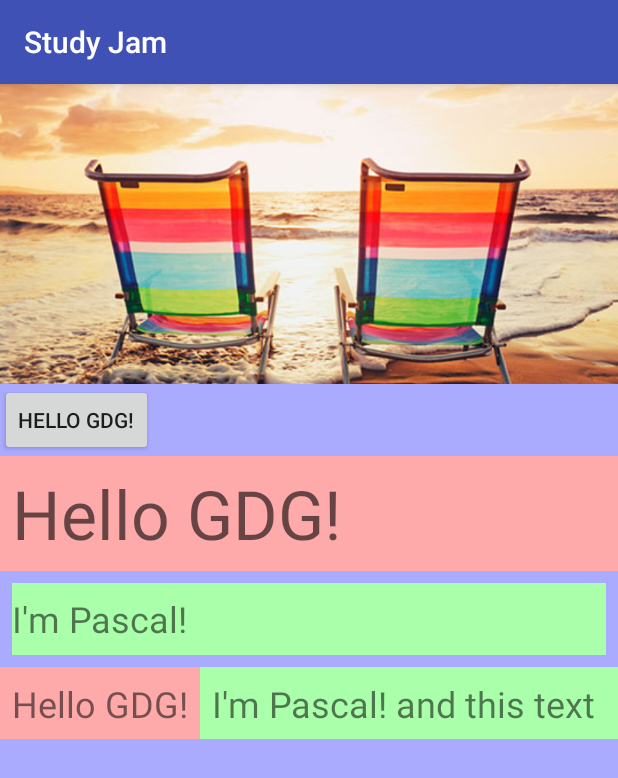
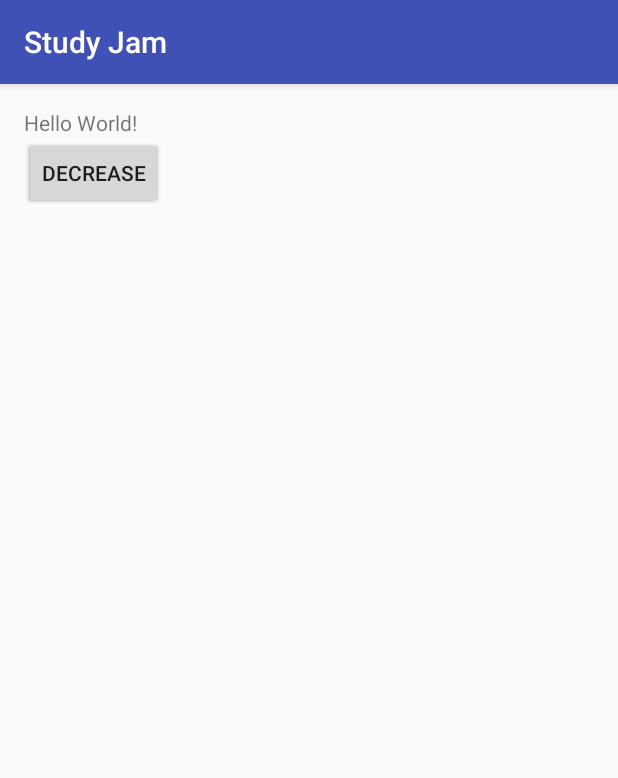
Before and after one commit to passsy/gdg-dus-study-jam, an Android app: the screen it shows after launch (MainActivity), on a phone screen of 412 x 824 dp. Shown: the top 778 px of the screen. Run offline under Robolectric (Android 15) with nearby library versions, the phone set to English and light mode, and no system bars.

Commit message:
Added increase code (correctly)

```diff
--- a/app/src/main/java/com/google/gdgdus/studyjam/MainActivity.java
+++ b/app/src/main/java/com/google/gdgdus/studyjam/MainActivity.java
@@ -1,13 +1,33 @@
 package com.google.gdgdus.studyjam;
 
+import android.os.Bundle;
 import android.support.v7.app.AppCompatActivity;
-import android.os.Bundle;
+import android.view.View;
+import android.widget.Button;
+import android.widget.Toast;
 
 public class MainActivity extends AppCompatActivity {
+
+    int counter = 0;
 
     @Override
     protected void onCreate(Bundle savedInstanceState) {
         super.onCreate(savedInstanceState);
         setContentView(R.layout.activity_main);
+
+        Button button = (Button) findViewById(R.id.button);
+        //noinspection ConstantConditions
+        button.setOnClickListener(new View.OnClickListener() {
+
+            @Override
+            public void onClick(final View v) {
+                counter = counter + 1;
+                // this code runs on click
+                Toast.makeText(MainActivity.this, "Hello World! " + counter, Toast.LENGTH_SHORT)
+                        .show();
+            }
+        });
+
+        //TODO use button_decrease to decrease the counter and Toast the new output
     }
 }
--- a/app/src/main/res/layout/activity_main.xml
+++ b/app/src/main/res/layout/activity_main.xml
@@ -1,71 +1,33 @@
 <?xml version="1.0" encoding="utf-8"?>
-<LinearLayout
-    xmlns:android="http://schemas.android.com/apk/res/android"
+<RelativeLayout xmlns:android="http://schemas.android.com/apk/res/android"
+    xmlns:tools="http://schemas.android.com/tools"
+    android:layout_width="match_parent"
     android:layout_height="match_parent"
-    android:layout_width="match_parent"
-    android:orientation="vertical"
-    android:background="#aaaaff"
-    >
+    android:paddingBottom="@dimen/activity_vertical_margin"
+    android:paddingLeft="@dimen/activity_horizontal_margin"
+    android:paddingRight="@dimen/activity_horizontal_margin"
+    android:paddingTop="@dimen/activity_vertical_margin"
+    tools:context="com.pascalwelsch.christmascard.MainActivity">
 
-    <ImageView
-        android:id="@+id/photo_image_view"
-        android:layout_width="match_parent"
-        android:layout_height="200dp"
-        android:scaleType="centerCrop"
-        android:src="@drawable/holiday" />
+    <TextView
+        android:id="@+id/textView"
+        android:layout_width="wrap_content"
+        android:layout_height="wrap_content"
+        android:text="Hello World!" />
 
     <Button
-        android:id="@+id/next_button"
+        android:id="@+id/button"
         android:layout_width="wrap_content"
         android:layout_height="wrap_content"
-        android:text="Hello GDG!" />
+        android:layout_alignParentStart="true"
+        android:layout_below="@+id/textView"
+        android:text="Increase" />
 
-    <TextView
-        android:layout_width="match_parent"
+    <Button
+        android:id="@+id/button_decrease"
+        android:layout_width="wrap_content"
         android:layout_height="wrap_content"
-        android:background="#ffaaaa"
-        android:text="Hello GDG!"
-        style="@style/TextAppearance.AppCompat.Display2"
-        android:padding="8dp"
-        android:gravity="center_vertical"
-        />
-
-    <TextView
-        android:layout_width="match_parent"
-        android:layout_height="48dp"
-        android:background="#aaffaa"
-        android:layout_margin="8dp"
-        android:text="I'm Pascal!"
-        android:gravity="center_vertical"
-        android:textSize="24sp"
-        />
-
-    <LinearLayout
-        android:layout_height="match_parent"
-        android:layout_width="match_parent"
-        android:orientation="horizontal"
-        android:background="#aaaaff"
-        >
-
-        <TextView
-            android:layout_width="wrap_content"
-            android:layout_height="48dp"
-            android:background="#ffaaaa"
-            android:text="Hello GDG!"
-            android:padding="8dp"
-            android:textSize="24sp"
-            android:gravity="center_vertical"
-            />
-
-        <TextView
-            android:layout_width="wrap_content"
-            android:layout_height="48dp"
-            android:background="#aaffaa"
-            android:padding="8dp"
-            android:text="I'm Pascal! and this text is too long"
-            android:gravity="center_vertical"
-            android:textSize="24sp"
-            />
-    </LinearLayout>
-
-</LinearLayout>
+        android:layout_alignParentStart="true"
+        android:layout_below="@+id/textView"
+        android:text="Decrease" />
+</RelativeLayout>
```
